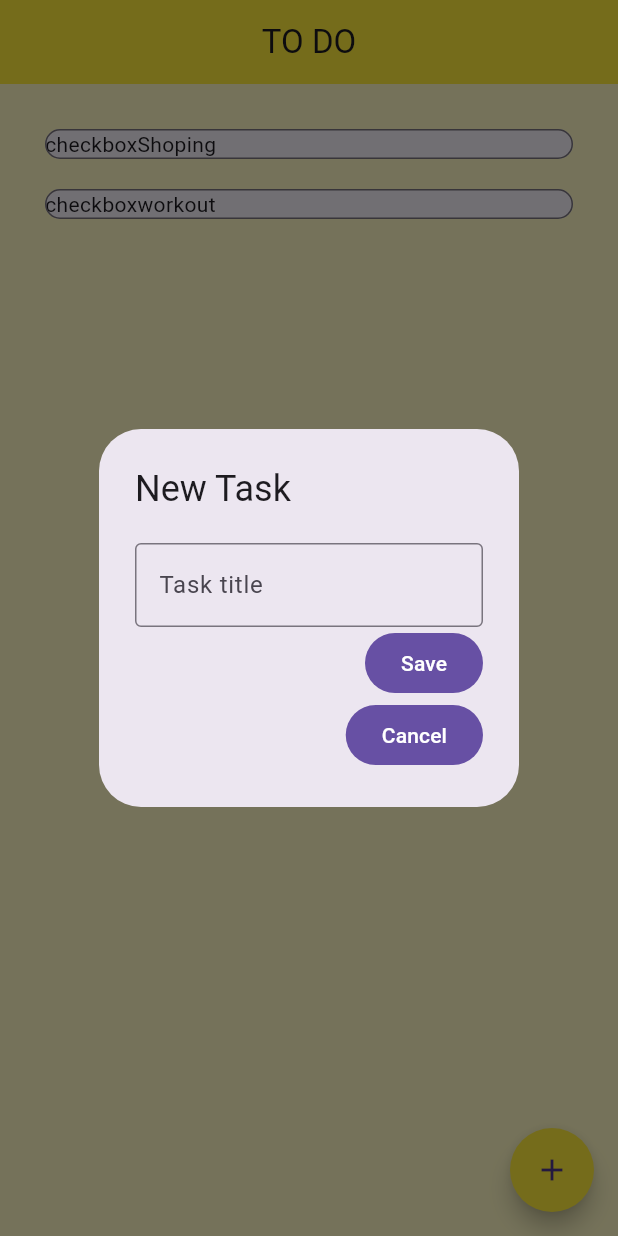
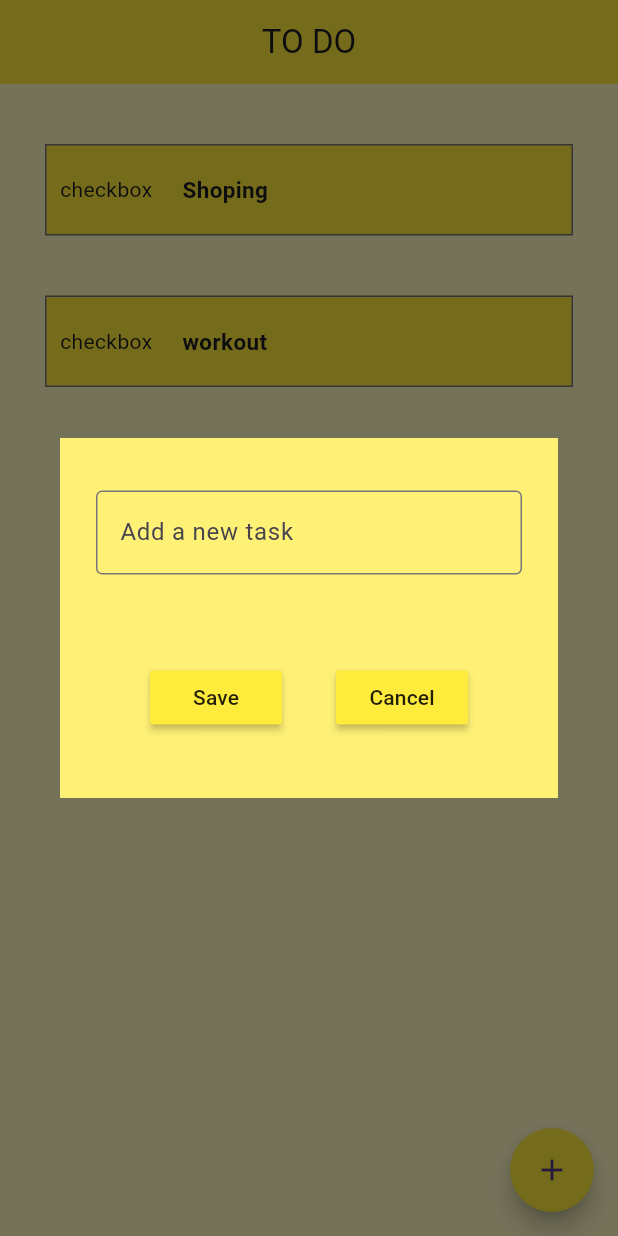
Before and after one commit to NishitBhardwaj15/todo_app, a Flutter app: the screen it shows after launch, after a tap on the "add" icon, on a phone screen of 412 x 824 dp. Run offline on Flutter 3.47's test engine with Material 3 defaults, Android fonts, the phone set to English and light mode, and no system bars.

Commit message:
structure and styling complete

```diff
--- a/lib/screens/Home/home_body.dart
+++ b/lib/screens/Home/home_body.dart
@@ -23,6 +23,7 @@ class HomeBody extends StatelessWidget{
                 color: Colors.red,
                 child: const Icon(
                   Icons.delete_forever_rounded,
+                  size: 40,
                   color: Colors.white,),
               ),
               key: ValueKey(listTasks[index]),
--- a/lib/screens/Home/home_card.dart
+++ b/lib/screens/Home/home_card.dart
@@ -4,30 +4,44 @@ import 'package:todo_app/screens/home/model/home_model.dart';
 class HomeCard extends StatelessWidget{
   final HomeModel task;
   const HomeCard(this.task,{super.key});
+
   @override
   Widget build(BuildContext context) {
     return Card(
+      color: Theme.of(context).primaryColor,
       margin: const EdgeInsets.symmetric(
         horizontal: 30,
-        vertical: 10
+        vertical: 20
       ),
       elevation: 0,
       shape: RoundedRectangleBorder(
         side: BorderSide(
         color: Theme.of(context).colorScheme.outline,
         ),
-        borderRadius: const BorderRadius.all(Radius.circular(12)),
+        borderRadius: const BorderRadius.all(Radius.circular(0)),
       ),
-      child: Row(
-        children: [
-          const Text("checkbox"),
-          Column(
-            crossAxisAlignment: CrossAxisAlignment.end,
-            children: [
-              Text(task.title)
-            ],
-          )
-        ],
+      child: Padding(
+        padding: const EdgeInsets.fromLTRB(10, 20, 10, 20),
+        child: Row(
+          children: [
+            // Checkbox(
+            //   value: task.isSelected,
+            //   onChanged:(bool? value){
+            //     checkboxHandler(task, value);
+            //   },
+            //   activeColor: Colors.black,
+            //   ),
+            const Text("checkbox"),
+            const SizedBox(width: 20),
+            Text(
+              task.title,
+              style: const TextStyle(
+                fontSize: 15,
+                fontWeight: FontWeight.bold,
+              ),
+              )
+          ],
+        ),
       )
     );
   }
--- a/lib/screens/Home/model/home_model.dart
+++ b/lib/screens/Home/model/home_model.dart
@@ -10,6 +10,4 @@ class HomeModel {
   HomeModel({
     required this.title,
   }) : id = uuid.v4();
-
-
 }
--- a/lib/screens/Home/task_dialog.dart
+++ b/lib/screens/Home/task_dialog.dart
@@ -38,36 +38,73 @@ class _TaskDialog extends State<TaskDialog>{
 
   @override
   Widget build(context) {
-    return AlertDialog(
-      title: const Text("New Task"),
-      actions: [
-        SizedBox(
+    return
+    AlertDialog(
+      shape: const RoundedRectangleBorder(
+        borderRadius: BorderRadius.all(
+          Radius.circular(0)
+        )
+      ),
+      backgroundColor: Colors.yellow[300],
+      content: SizedBox(
+        height: 200,
+        width: 300,
         child: Column(
+          mainAxisAlignment: MainAxisAlignment.spaceEvenly,
           children: [
             TextField(
               controller: _textController,
               decoration: const InputDecoration(
-                  labelText: "Task title",
-                  border: OutlineInputBorder()
+                border: OutlineInputBorder(),
+                hintText: "Add a new task",
               ),
             ),
-            ],
-          ),
-        ),
-        FilledButton(
+            const SizedBox(height: 20),
+            Row(
+              mainAxisAlignment: MainAxisAlignment.spaceEvenly,
+              children: [
+                MaterialButton(
+                  color: Theme.of(context).primaryColor,
                   onPressed: (){
                   newTask();
                   Navigator.of(context).pop();
                 },
                   child: const Text("Save")
            ),
-        FilledButton(
+                MaterialButton(
+                  color: Theme.of(context).primaryColor,
                   onPressed: (){
                   Navigator.of(widget.ctx).pop();
                 },
                 child: const Text("Cancel")
                 )
               ],
+            ),
+          ],
+        ),
+      ),
     );
+
+
+    // AlertDialog(
+    //   title: const Text("New Task"),
+    //   actions: [
+    //     SizedBox(
+    //       child: Column(
+    //         children: [
+    //           TextField(
+    //             controller: _textController,
+    //             decoration: const InputDecoration(
+    //               labelText: "Task title",
+    //               border: OutlineInputBorder()
+    //             ),
+    //           ),
+    //         ],
+    //       ),
+    //     ),
+    //
+    //
+    //   ],
+    // );
   }
 }
```
Lines whose indentation alone changed are shown as unchanged.
